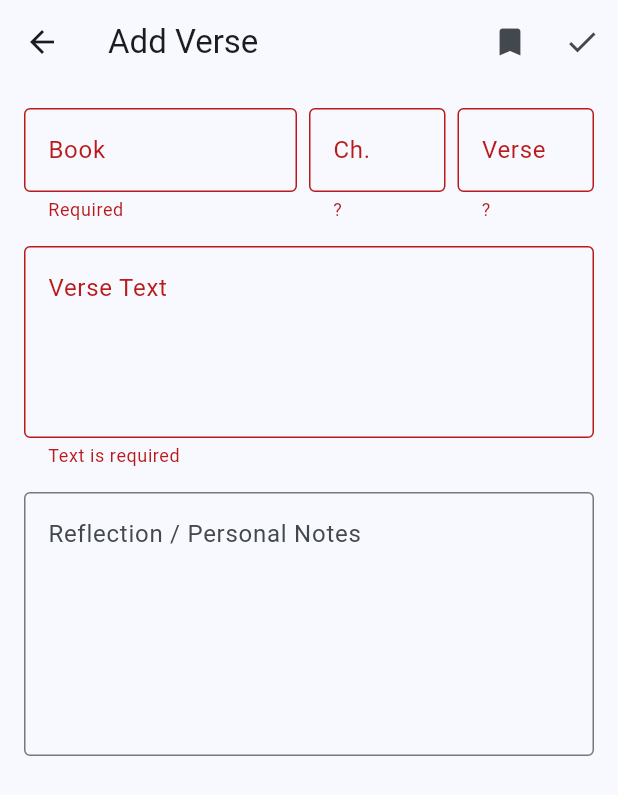
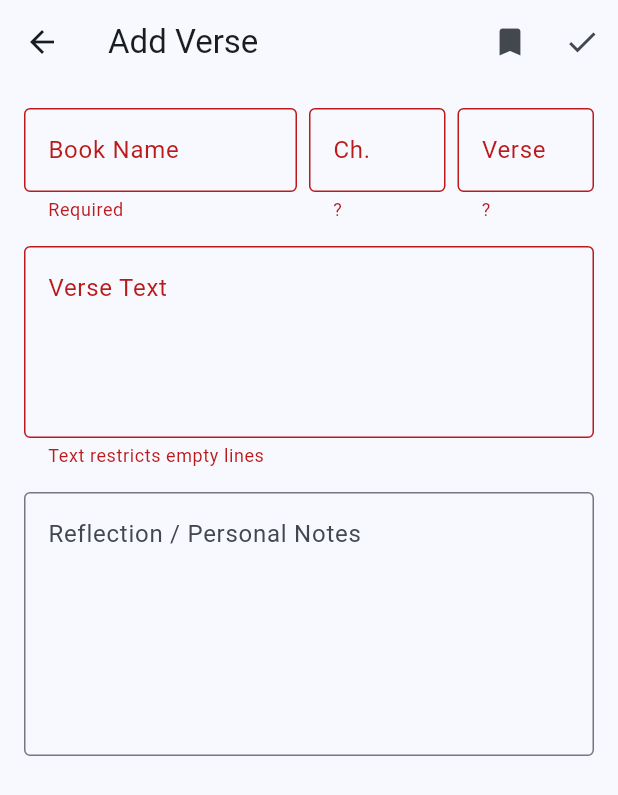
Before and after one commit to wacky004/offline_planner, a Flutter app: the VerseEditorScreen screen opened directly, after a tap on the "bookmark outline" icon, after a tap on the "check" icon, on a phone screen of 412 x 824 dp. Shown: the top 795 px of the screen. Run offline on Flutter 3.47's test engine with Material 3 defaults, Android fonts, the phone set to English and light mode, and no system bars; our stand-ins replace flutter_local_notifications, hive, hive_flutter, shared_preferences, table_calendar, timezone; accounts and stored records are empty.

Commit message:
Refactored Bible into books chapters verses flow

```diff
--- a/lib/screens/verse_editor_screen.dart
+++ b/lib/screens/verse_editor_screen.dart
@@ -1,13 +1,20 @@
 import 'package:flutter/material.dart';
 import 'package:provider/provider.dart';
 import 'package:uuid/uuid.dart';
-import '../models/saved_verse.dart';
+import '../models/bible_verse.dart';
 import '../providers/bible_provider.dart';
 
 class VerseEditorScreen extends StatefulWidget {
-  final SavedVerse? verseToEdit;
+  final BibleVerse? verseToEdit;
+  final String? prefilledBook;
+  final String? prefilledChapter;
 
-  const VerseEditorScreen({super.key, this.verseToEdit});
+  const VerseEditorScreen({
+    super.key,
+    this.verseToEdit,
+    this.prefilledBook,
+    this.prefilledChapter,
+  });
 
   @override
   State<VerseEditorScreen> createState() => _VerseEditorScreenState();
@@ -27,10 +34,10 @@ class _VerseEditorScreenState extends State<VerseEditorScreen> {
   @override
   void initState() {
     super.initState();
-    _bookController = TextEditingController(text: widget.verseToEdit?.book ?? '');
-    _chapterController = TextEditingController(text: widget.verseToEdit?.chapter ?? '');
-    _verseController = TextEditingController(text: widget.verseToEdit?.verse ?? '');
-    _textController = TextEditingController(text: widget.verseToEdit?.text ?? '');
+    _bookController = TextEditingController(text: widget.verseToEdit?.bookName ?? widget.prefilledBook ?? '');
+    _chapterController = TextEditingController(text: widget.verseToEdit?.chapterNumber.toString() ?? widget.prefilledChapter ?? '');
+    _verseController = TextEditingController(text: widget.verseToEdit?.verseNumber.toString() ?? '');
+    _textController = TextEditingController(text: widget.verseToEdit?.verseText ?? '');
     _noteController = TextEditingController(text: widget.verseToEdit?.note ?? '');
     _isFavorite = widget.verseToEdit?.isFavorite ?? false;
   }
@@ -49,23 +56,20 @@ class _VerseEditorScreenState extends State<VerseEditorScreen> {
     if (_formKey.currentState!.validate()) {
       final provider = Provider.of<BibleProvider>(context, listen: false);
 
-      final verse = SavedVerse(
+      final verse = BibleVerse(
         id: widget.verseToEdit?.id ?? const Uuid().v4(),
-        book: _bookController.text.trim(),
-        chapter: _chapterController.text.trim(),
-        verse: _verseController.text.trim(),
-        text: _textController.text.trim(),
+        bookId: _bookController.text.trim().toLowerCase(),
+        bookName: _bookController.text.trim(),
+        chapterNumber: int.tryParse(_chapterController.text.trim()) ?? 1,
+        verseNumber: int.tryParse(_verseController.text.trim()) ?? 1,
+        verseText: _textController.text.trim(),
         note: _noteController.text.trim(),
         isFavorite: _isFavorite,
         createdAt: widget.verseToEdit?.createdAt ?? DateTime.now(),
         updatedAt: DateTime.now(),
       );
 
-      if (widget.verseToEdit == null) {
-        await provider.addVerse(verse);
-      } else {
-        await provider.updateVerse(verse);
-      }
+      await provider.saveAnnotation(verse);
 
       if (mounted) Navigator.pop(context);
     }
@@ -108,7 +112,7 @@ class _VerseEditorScreenState extends State<VerseEditorScreen> {
                     flex: 2,
                     child: TextFormField(
                       controller: _bookController,
-                      decoration: const InputDecoration(labelText: 'Book', hintText: 'e.g. John', border: OutlineInputBorder()),
+                      decoration: const InputDecoration(labelText: 'Book Name', hintText: 'e.g. Genesis', border: OutlineInputBorder()),
                       validator: (val) => val == null || val.isEmpty ? 'Required' : null,
                     ),
                   ),
@@ -116,7 +120,7 @@ class _VerseEditorScreenState extends State<VerseEditorScreen> {
                   Expanded(
                     child: TextFormField(
                       controller: _chapterController,
-                      decoration: const InputDecoration(labelText: 'Ch.', hintText: '3', border: OutlineInputBorder()),
+                      decoration: const InputDecoration(labelText: 'Ch.', hintText: '1', border: OutlineInputBorder()),
                       keyboardType: TextInputType.number,
                       validator: (val) => val == null || val.isEmpty ? '?' : null,
                     ),
@@ -125,8 +129,8 @@ class _VerseEditorScreenState extends State<VerseEditorScreen> {
                   Expanded(
                     child: TextFormField(
                       controller: _verseController,
-                      decoration: const InputDecoration(labelText: 'Verse', hintText: '16', border: OutlineInputBorder()),
-                      keyboardType: TextInputType.text,
+                      decoration: const InputDecoration(labelText: 'Verse', hintText: '1', border: OutlineInputBorder()),
+                      keyboardType: TextInputType.number,
                       validator: (val) => val == null || val.isEmpty ? '?' : null,
                     ),
                   ),
@@ -137,19 +141,19 @@ class _VerseEditorScreenState extends State<VerseEditorScreen> {
                 controller: _textController,
                 decoration: const InputDecoration(
                   labelText: 'Verse Text',
-                  hintText: 'For God so loved the world...',
+                  hintText: 'In the beginning...',
                   border: OutlineInputBorder(),
                   alignLabelWithHint: true,
                 ),
                 maxLines: 4,
-                validator: (val) => val == null || val.isEmpty ? 'Text is required' : null,
+                validator: (val) => val == null || val.isEmpty ? 'Text restricts empty lines' : null,
               ),
               const SizedBox(height: 16),
               TextFormField(
                 controller: _noteController,
                 decoration: const InputDecoration(
                   labelText: 'Reflection / Personal Notes',
-                  hintText: 'What does this verse mean to you?',
+                  hintText: 'Add context or sermon notes...',
                   border: OutlineInputBorder(),
                   alignLabelWithHint: true,
                 ),
--- a/pubspec.yaml
+++ b/pubspec.yaml
@@ -25,6 +25,3 @@ dev_dependencies:
 
 flutter:
   uses-material-design: true
-
-  assets:
-    - assets/bible_sample.json
```
Also changed, not shown: lib/providers/bible_provider.dart (+35 -47 lines), lib/screens/bible_chapters_screen.dart (+25 -8 lines), lib/screens/bible_screen.dart (+28 -12 lines), lib/screens/bible_verses_screen.dart (+86 -80 lines).
